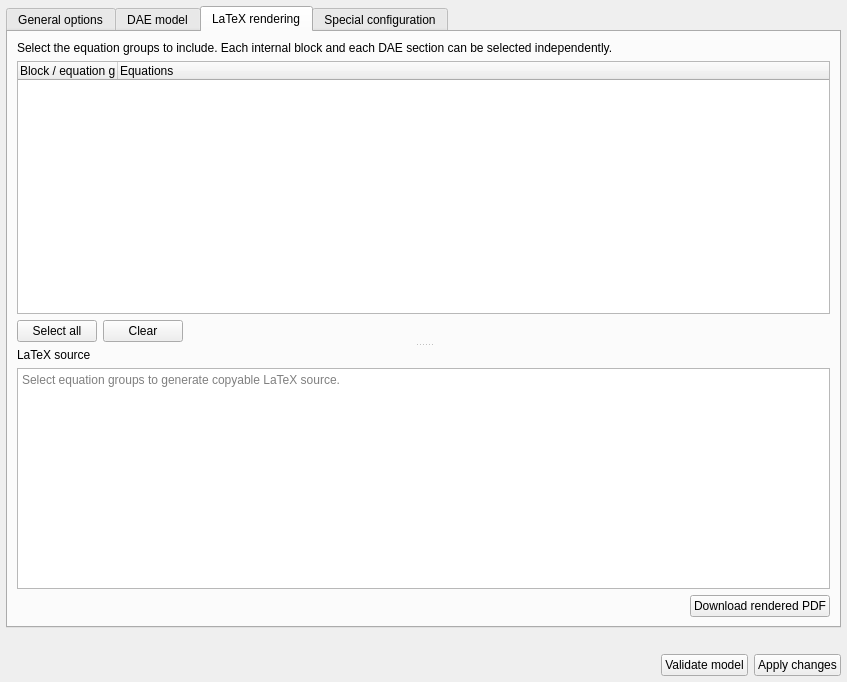
First picture: the form in src/VeraGrid/Gui/DynamicModelEditor/Editor/BlockProperties/dynamic_block_properties.ui, repository JordiBejarUPC/veragrid-hvdc-bipolar-pfc, before the edit.
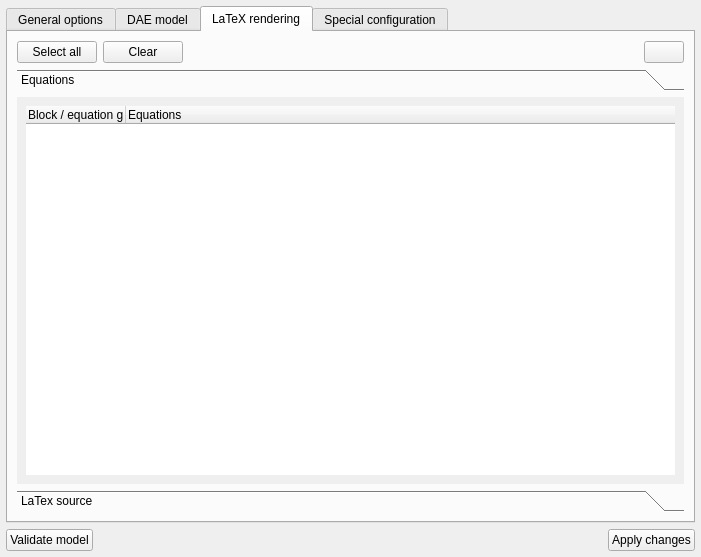
Second picture: the form after the edit. The open tabs and pages were chosen to show the change. Icons and pictures are not drawn.

Patch:
```diff
--- a/src/VeraGrid/Gui/DynamicModelEditor/Editor/BlockProperties/dynamic_block_properties.ui
+++ b/src/VeraGrid/Gui/DynamicModelEditor/Editor/BlockProperties/dynamic_block_properties.ui
@@ -6,8 +6,8 @@
    <rect>
     <x>0</x>
     <y>0</y>
-    <width>847</width>
-    <height>682</height>
+    <width>701</width>
+    <height>557</height>
    </rect>
   </property>
   <property name="windowTitle">
@@ -240,18 +240,14 @@
       </attribute>
       <layout class="QVBoxLayout" name="verticalLayout_2">
        <item>
-        <widget class="QSplitter" name="latex_splitter">
-         <property name="orientation">
-          <enum>Qt::Orientation::Vertical</enum>
+        <widget class="QFrame" name="frame_4">
+         <property name="frameShape">
+          <enum>QFrame::Shape::NoFrame</enum>
          </property>
-         <property name="handleWidth">
-          <number>6</number>
+         <property name="frameShadow">
+          <enum>QFrame::Shadow::Raised</enum>
          </property>
-         <property name="childrenCollapsible">
-          <bool>false</bool>
-         </property>
-         <widget class="QWidget" name="latex_selection_panel" native="true">
-          <layout class="QVBoxLayout" name="latex_selection_layout">
+         <layout class="QHBoxLayout" name="horizontalLayout_4">
            <property name="leftMargin">
             <number>0</number>
            </property>
@@ -264,35 +260,6 @@
            <property name="bottomMargin">
             <number>0</number>
            </property>
-           <item>
-            <widget class="QLabel" name="latex_explanation_label">
-             <property name="text">
-              <string>Select the equation groups to include. Each internal block and each DAE section can be selected independently.</string>
-             </property>
-             <property name="wordWrap">
-              <bool>true</bool>
-             </property>
-            </widget>
-           </item>
-           <item>
-            <widget class="QTreeWidget" name="latex_selection_tree">
-             <property name="alternatingRowColors">
-              <bool>true</bool>
-             </property>
-             <column>
-              <property name="text">
-               <string>Block / equation group</string>
-              </property>
-             </column>
-             <column>
-              <property name="text">
-               <string>Equations</string>
-              </property>
-             </column>
-            </widget>
-           </item>
-           <item>
-            <layout class="QHBoxLayout" name="selection_button_layout">
              <item>
               <widget class="QPushButton" name="latex_select_all_button">
                <property name="text">
@@ -320,31 +287,79 @@
                </property>
               </spacer>
              </item>
-            </layout>
+          <item>
+           <widget class="QPushButton" name="export_rendered_button">
+            <property name="toolTip">
+             <string>Save redered PDF</string>
+            </property>
+            <property name="text">
+             <string/>
+            </property>
+            <property name="icon">
+             <iconset resource="../../../Icons/icons.qrc">
+              <normaloff>:/Icons/icons/pfdgs.png</normaloff>:/Icons/icons/pfdgs.png</iconset>
+            </property>
+           </widget>
            </item>
           </layout>
          </widget>
-         <widget class="QWidget" name="latex_source_panel" native="true">
-          <layout class="QVBoxLayout" name="latex_source_layout">
-           <property name="leftMargin">
+       </item>
+       <item>
+        <widget class="QToolBox" name="toolBox">
+         <property name="currentIndex">
             <number>0</number>
            </property>
-           <property name="topMargin">
-            <number>0</number>
-           </property>
-           <property name="rightMargin">
-            <number>0</number>
-           </property>
-           <property name="bottomMargin">
-            <number>0</number>
-           </property>
-           <item>
-            <widget class="QLabel" name="latex_source_label">
+         <widget class="QWidget" name="page">
+          <property name="geometry">
+           <rect>
+            <x>0</x>
+            <y>0</y>
+            <width>893</width>
+            <height>486</height>
+           </rect>
+          </property>
+          <attribute name="label">
+           <string>Equations</string>
+          </attribute>
+          <layout class="QVBoxLayout" name="verticalLayout_7">
+           <item>
+            <widget class="QTreeWidget" name="latex_selection_tree">
+             <property name="toolTip">
+              <string>Select the equation groups to include. Each internal block and each DAE section can be selected independently.</string>
+             </property>
+             <property name="frameShape">
+              <enum>QFrame::Shape::NoFrame</enum>
+             </property>
+             <property name="alternatingRowColors">
+              <bool>true</bool>
+             </property>
+             <column>
              <property name="text">
-              <string>LaTeX source</string>
-             </property>
+               <string>Block / equation group</string>
+              </property>
+             </column>
+             <column>
+              <property name="text">
+               <string>Equations</string>
+              </property>
+             </column>
             </widget>
            </item>
+          </layout>
+         </widget>
+         <widget class="QWidget" name="page_2">
+          <property name="geometry">
+           <rect>
+            <x>0</x>
+            <y>0</y>
+            <width>893</width>
+            <height>477</height>
+           </rect>
+          </property>
+          <attribute name="label">
+           <string>LaTex source</string>
+          </attribute>
+          <layout class="QVBoxLayout" name="verticalLayout_8">
            <item>
             <widget class="QPlainTextEdit" name="latex_source_preview">
              <property name="lineWrapMode">
@@ -358,34 +373,6 @@
              </property>
             </widget>
            </item>
-           <item>
-            <layout class="QHBoxLayout" name="export_layout">
-             <item>
-              <spacer name="export_spacer">
-               <property name="orientation">
-                <enum>Qt::Orientation::Horizontal</enum>
-               </property>
-               <property name="sizeHint" stdset="0">
-                <size>
-                 <width>40</width>
-                 <height>20</height>
-                </size>
-               </property>
-              </spacer>
-             </item>
-             <item>
-              <widget class="QPushButton" name="export_rendered_button">
-               <property name="text">
-                <string>Download rendered PDF</string>
-               </property>
-               <property name="icon">
-                <iconset>
-                 <normaloff>:/Icons/icons/download.png</normaloff>:/Icons/icons/download.png</iconset>
-               </property>
-              </widget>
-             </item>
-            </layout>
-           </item>
           </layout>
          </widget>
         </widget>
@@ -419,36 +406,26 @@
     </widget>
    </item>
    <item>
-    <widget class="QLabel" name="status_label">
-     <property name="visible">
-      <bool>false</bool>
+    <widget class="QFrame" name="frame_3">
+     <property name="frameShape">
+      <enum>QFrame::Shape::NoFrame</enum>
      </property>
-     <property name="text">
-      <string/>
+     <property name="frameShadow">
+      <enum>QFrame::Shadow::Raised</enum>
      </property>
-     <property name="wordWrap">
-      <bool>true</bool>
-     </property>
-     <property name="textInteractionFlags">
-      <set>Qt::TextInteractionFlag::TextSelectableByMouse</set>
-     </property>
-    </widget>
-   </item>
-   <item>
-    <layout class="QHBoxLayout" name="button_layout">
-     <item>
-      <spacer name="button_spacer">
-       <property name="orientation">
-        <enum>Qt::Orientation::Horizontal</enum>
-       </property>
-       <property name="sizeHint" stdset="0">
-        <size>
-         <width>40</width>
-         <height>20</height>
-        </size>
-       </property>
-     </spacer>
-     </item>
+     <layout class="QHBoxLayout" name="horizontalLayout_3">
+      <property name="leftMargin">
+       <number>0</number>
+      </property>
+      <property name="topMargin">
+       <number>0</number>
+      </property>
+      <property name="rightMargin">
+       <number>0</number>
+      </property>
+      <property name="bottomMargin">
+       <number>0</number>
+      </property>
      <item>
       <widget class="QPushButton" name="validate_code_button">
        <property name="text">
@@ -460,6 +437,19 @@
        </property>
       </widget>
      </item>
+      <item>
+       <spacer name="button_spacer">
+        <property name="orientation">
+         <enum>Qt::Orientation::Horizontal</enum>
+        </property>
+        <property name="sizeHint" stdset="0">
+         <size>
+          <width>40</width>
+          <height>20</height>
+         </size>
+        </property>
+       </spacer>
+      </item>
      <item>
       <widget class="QPushButton" name="apply_button">
        <property name="text">
@@ -472,6 +462,7 @@
       </widget>
      </item>
     </layout>
+    </widget>
    </item>
   </layout>
  </widget>
```
Left out of the diff: 134 changed lines with no effect on the pictures. Lines whose indentation alone changed are shown as unchanged.
